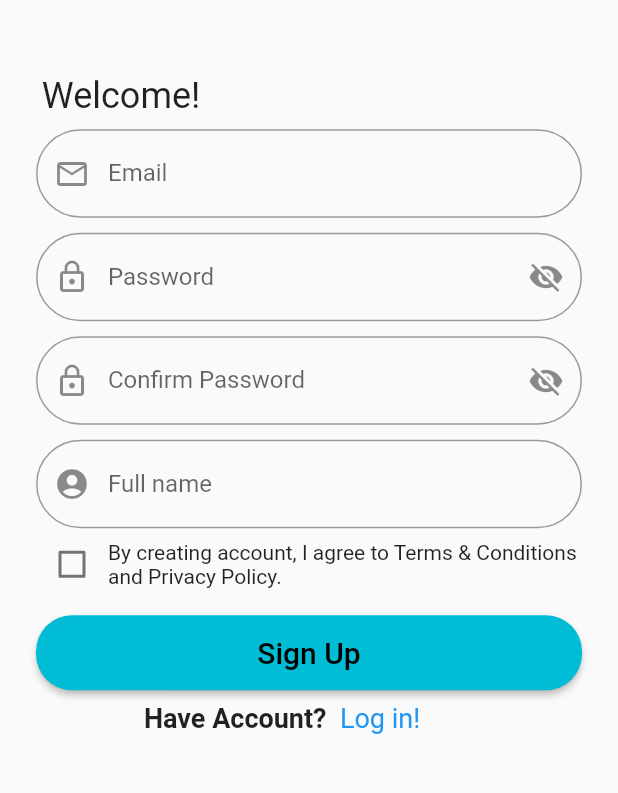
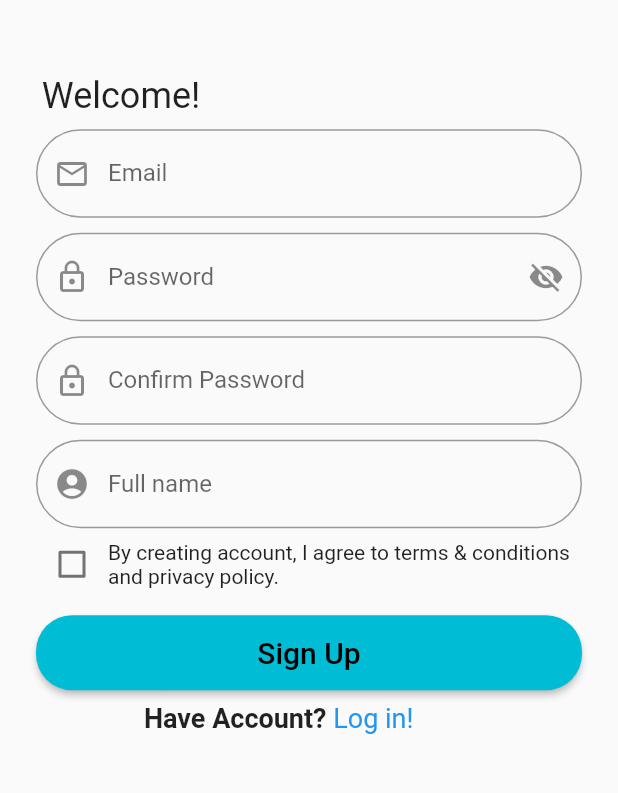
Before and after one commit to ahmad2009qqq/SMK_Millenial_Coding_2022, a Flutter app: the screen it shows after launch, after a tap on "Register Now!", on a phone screen of 412 x 824 dp, the part 307-1100 px from its top. Run offline on Flutter 3.47's test engine with Material 2 defaults, Android fonts, the phone set to English and light mode, and no system bars; our stand-ins replace firebase_auth, firebase_core, image_picker; accounts and stored records are empty; project files that could hold a hidden picture were left out.

Commit message:
Message (Commit on 'login')

```diff
--- a/Codelab/flutter_auth/lib/login.dart
+++ b/Codelab/flutter_auth/lib/login.dart
@@ -150,7 +150,7 @@ class _LoginFormState extends State<LoginForm> {
 
           SizedBox(
             height: 54,
-            width: 184,
+            width: double.infinity,
             child: ElevatedButton(
               onPressed: () {
                 // Respond to button press
--- a/Codelab/flutter_auth/lib/signup.dart
+++ b/Codelab/flutter_auth/lib/signup.dart
@@ -47,7 +47,7 @@ class Signup extends StatelessWidget {
                         onTap: () {
                           Navigator.pop(context);
                         },
-                        child: Text(' Log in!',
+                        child: Text('Log in!',
                             style: TextStyle(fontSize: 18, color: Colors.blue)),
                       )
                     ],
@@ -166,19 +166,18 @@ class _SignupFormState extends State<SignupForm> {
               labelText: 'Confirm Password',
               prefixIcon: Icon(Icons.lock_outline),
               border: _border,
-              suffixIcon: GestureDetector(
-                child: Icon(
-                  _obscureText ? Icons.visibility : Icons.visibility_off,
-                ),
-                onTap: () {
-                  setState(() {
-                    _obscureText = !_obscureText;
-                  });
-                },
-              ),
+              // suffixIcon: GestureDetector(
+              //   child: Icon(
+              //     _obscureText ? Icons.visibility : Icons.visibility_off,
+              //   ),
+              //   onTap: () {
+              //     setState(() {
+              //       _obscureText = !_obscureText;
+              //     });
+              //   },
+              // ),
             ),
-            // obscureText: true,
-
+            obscureText: true,
             validator: (value) {
               if (value!.isEmpty) {
                 return 'Please re-enter your password';
@@ -220,7 +219,7 @@ class _SignupFormState extends State<SignupForm> {
               ),
               Flexible(
                 child: Text(
-                    'By creating account, I agree to Terms & Conditions and Privacy Policy.'),
+                    'By creating account, I agree to terms & conditions and privacy policy.'),
               ),
             ],
           ),
```
